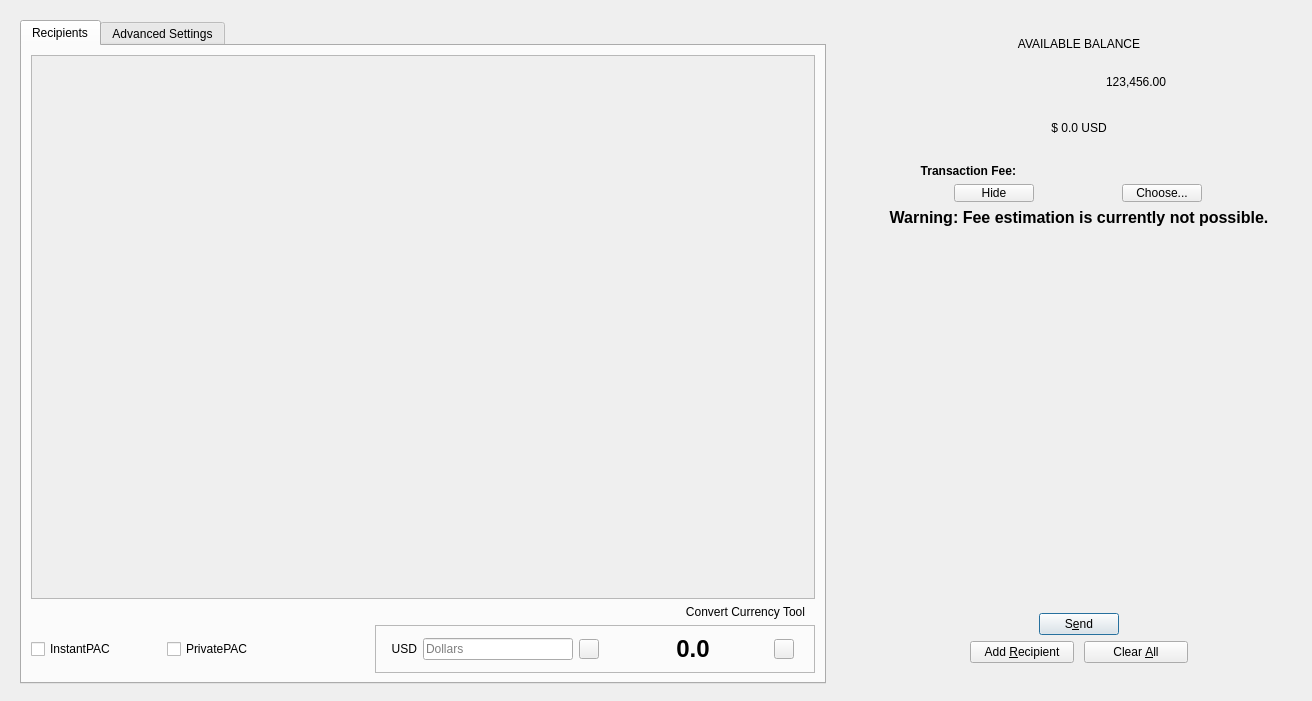
Qt form src/qt/forms/sendcoinsdialog.ui (BeatKebit/dash) before a commit.
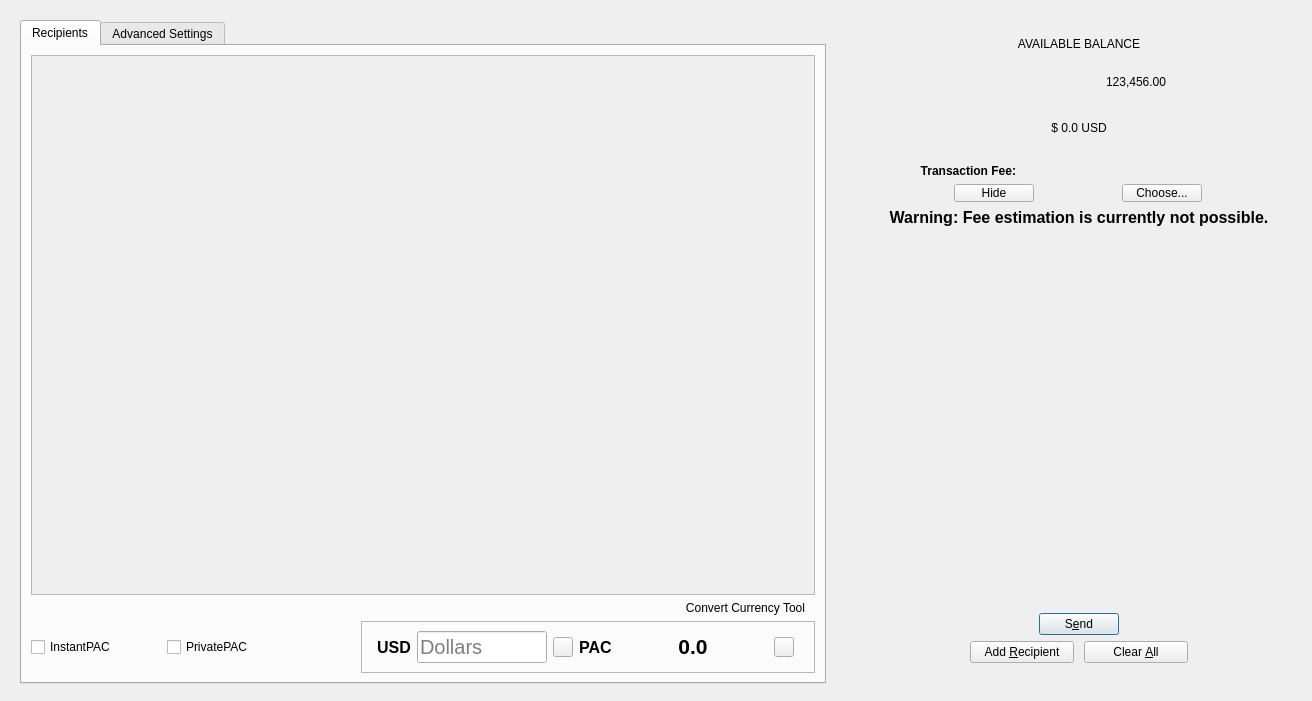
The same form after that commit. Icons and pictures are not drawn. Custom widgets are drawn as their Qt base class.

Commit message:
Currency Convertor Tool UI
modified to switch currency icon and text when changed.

```diff
--- a/src/qt/forms/sendcoinsdialog.ui
+++ b/src/qt/forms/sendcoinsdialog.ui
@@ -67,7 +67,7 @@
                  <x>0</x>
                  <y>0</y>
                  <width>784</width>
-                 <height>540</height>
+                 <height>538</height>
                 </rect>
                </property>
                <layout class="QVBoxLayout" name="verticalLayout_2" stretch="0,1">
@@ -254,11 +254,18 @@
                      <verstretch>0</verstretch>
                     </sizepolicy>
                    </property>
+                   <property name="font">
+                    <font>
+                     <pointsize>12</pointsize>
+                     <weight>75</weight>
+                     <bold>true</bold>
+                    </font>
+                   </property>
                    <property name="text">
                     <string>USD</string>
                    </property>
                    <property name="alignment">
-                    <set>Qt::AlignRight|Qt::AlignTrailing|Qt::AlignVCenter</set>
+                    <set>Qt::AlignCenter</set>
                    </property>
                   </widget>
                  </item>
@@ -272,16 +279,21 @@
                    </property>
                    <property name="minimumSize">
                     <size>
-                     <width>150</width>
+                     <width>130</width>
                      <height>0</height>
                     </size>
                    </property>
                    <property name="maximumSize">
                     <size>
-                     <width>150</width>
+                     <width>130</width>
                      <height>16777215</height>
                     </size>
                    </property>
+                   <property name="font">
+                    <font>
+                     <pointsize>15</pointsize>
+                    </font>
+                   </property>
                    <property name="placeholderText">
                     <string>Dollars</string>
                    </property>
@@ -300,7 +312,7 @@
                    </property>
                    <property name="minimumSize">
                     <size>
-                     <width>13</width>
+                     <width>20</width>
                      <height>20</height>
                     </size>
                    </property>
@@ -343,24 +355,44 @@
                    </property>
                    <property name="maximumSize">
                     <size>
-                     <width>20</width>
-                     <height>20</height>
+                     <width>16777215</width>
+                     <height>16777215</height>
                     </size>
                    </property>
+                   <property name="baseSize">
+                    <size>
+                     <width>0</width>
+                     <height>0</height>
+                    </size>
+                   </property>
+                   <property name="font">
+                    <font>
+                     <pointsize>12</pointsize>
+                     <weight>75</weight>
+                     <bold>true</bold>
+                     <kerning>true</kerning>
+                    </font>
+                   </property>
+                   <property name="styleSheet">
+                    <string notr="true"/>
+                   </property>
                    <property name="frameShape">
                     <enum>QFrame::NoFrame</enum>
                    </property>
                    <property name="text">
-                    <string/>
+                    <string>PAC</string>
                    </property>
-                   <property name="pixmap">
-                    <pixmap resource="../dash.qrc">:/icons/bitcoin-32</pixmap>
+                   <property name="textFormat">
+                    <enum>Qt::AutoText</enum>
                    </property>
                    <property name="scaledContents">
                     <bool>true</bool>
                    </property>
                    <property name="alignment">
-                    <set>Qt::AlignRight|Qt::AlignTrailing|Qt::AlignVCenter</set>
+                    <set>Qt::AlignCenter</set>
+                   </property>
+                   <property name="wordWrap">
+                    <bool>false</bool>
                    </property>
                   </widget>
                  </item>
@@ -386,7 +418,7 @@
                    </property>
                    <property name="font">
                     <font>
-                     <pointsize>18</pointsize>
+                     <pointsize>16</pointsize>
                      <weight>75</weight>
                      <bold>true</bold>
                     </font>
```
Left out of the diff: 12 changed lines with no effect on the pictures. The commit also changes 1 other file.
